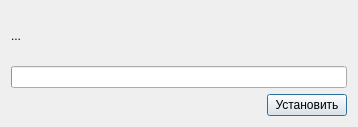
First picture: the form in UI/update.ui, repository almanah12/caspi_algo1_01, before the edit.
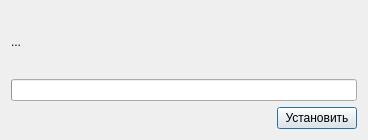
Second picture: the form after the edit. Icons and pictures are not drawn.

The edit to the form file:
```diff
--- a/UI/update.ui
+++ b/UI/update.ui
@@ -6,8 +6,8 @@
    <rect>
     <x>0</x>
     <y>0</y>
-    <width>358</width>
-    <height>127</height>
+    <width>368</width>
+    <height>140</height>
    </rect>
   </property>
   <property name="windowTitle">
```
